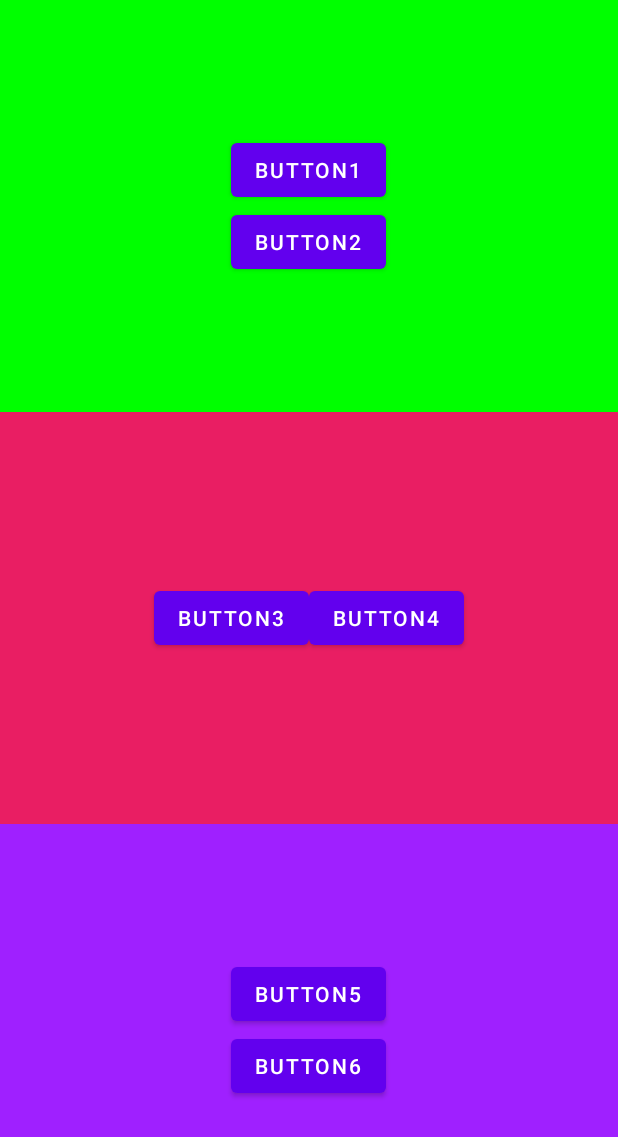
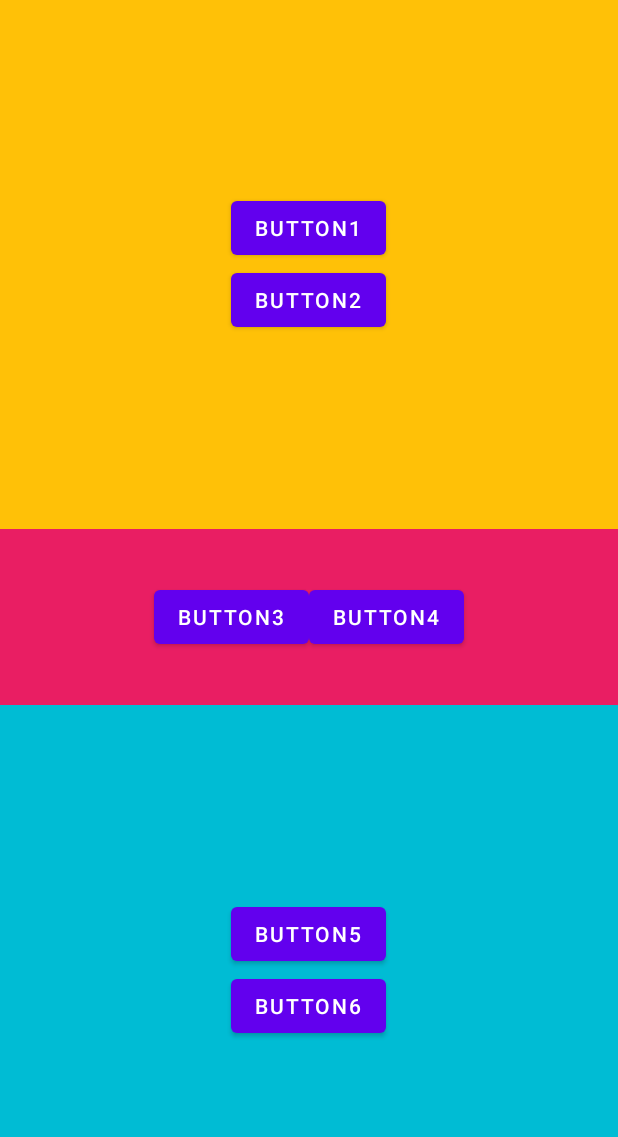
Before and after one commit to fire-irror/LayoutTest1, an Android app: the layout layout_overlap_linear.xml on its own in the app's theme, with its tools: preview values and no code run, on a phone screen of 412 x 824 dp. Shown: the top 1137 px of the screen. Run offline under Robolectric (Android 15) with nearby library versions, the phone set to English and light mode, and no system bars.

Commit message:
overlap linear Layout 예제 실습(비율 바꿔보기)

```diff
--- a/app/src/main/res/layout/layout_overlap_linear.xml
+++ b/app/src/main/res/layout/layout_overlap_linear.xml
@@ -5,12 +5,12 @@
     android:orientation="vertical">
 
     <LinearLayout
-        android:layout_weight="1"
+        android:layout_weight="3"
         android:layout_width="match_parent"
         android:layout_height="0dp"
         android:orientation="vertical"
         android:gravity="center"
-        android:background="#00ff00">
+        android:background="#FFC107">
         <Button
             android:layout_width="wrap_content"
             android:layout_height="wrap_content"
@@ -42,12 +42,12 @@
 
     </LinearLayout>
     <LinearLayout
-        android:layout_weight="1"
+        android:layout_weight="3"
         android:layout_height="0dp"
         android:layout_width="match_parent"
         android:orientation="vertical"
         android:gravity="center"
-        android:background="#E91F">
+        android:background="#00BCD4">
 
         <Button
             android:layout_width="wrap_content"
```
